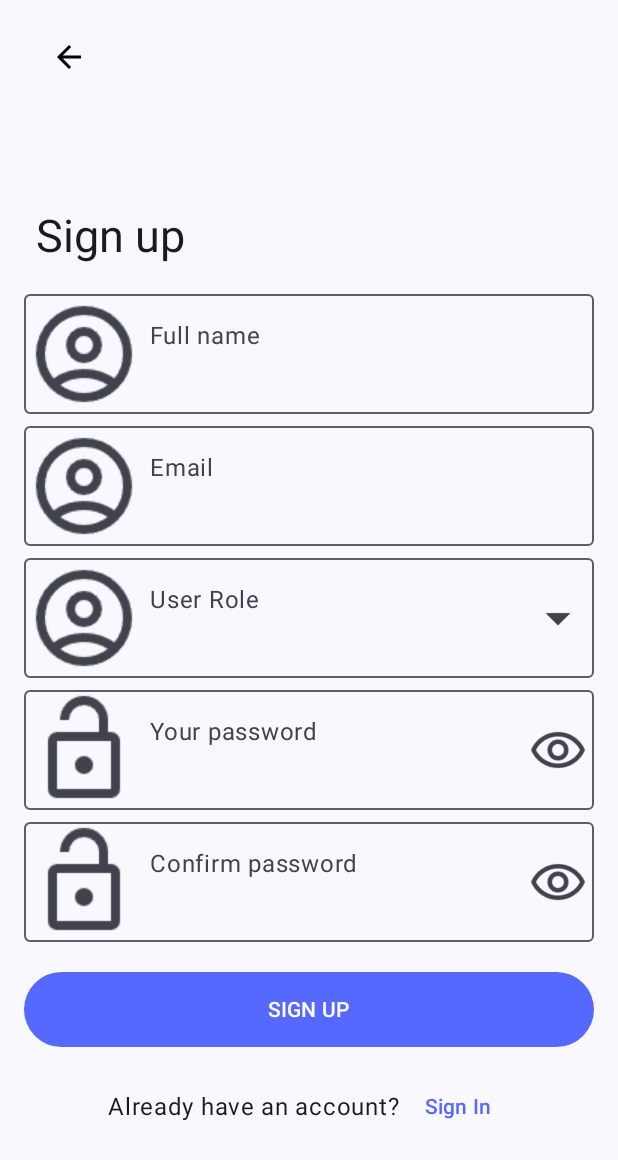
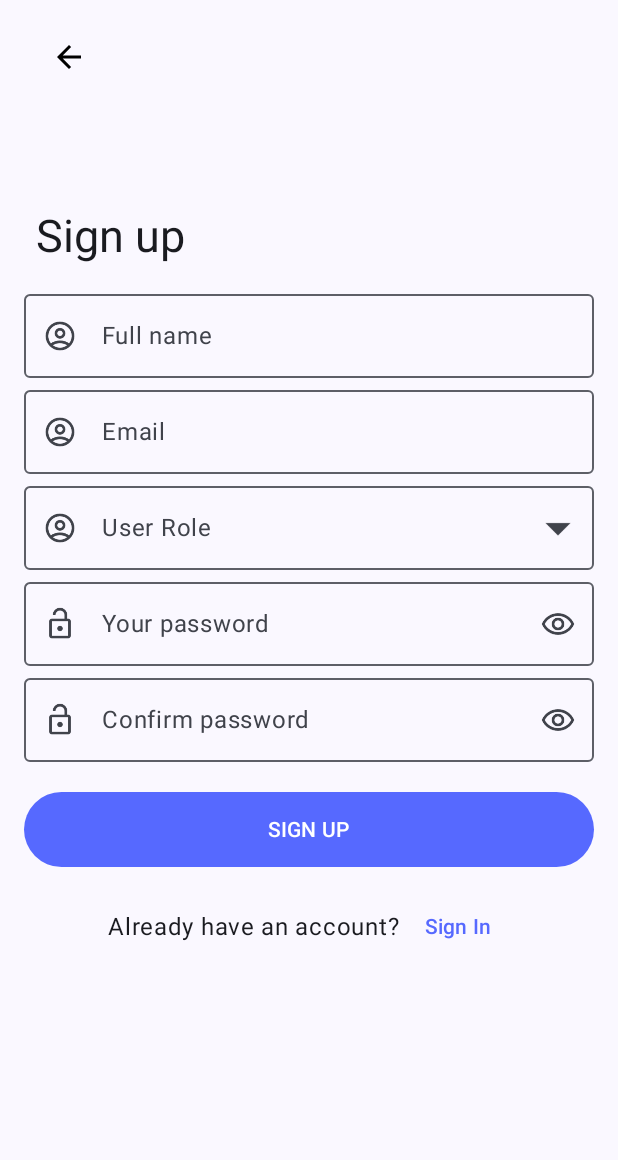
Before and after one commit to ISIS3510-202510-G21/Kotlin-G21, an Android app built with Jetpack Compose: the RegisterScreen screen opened through its navigation route, on a phone screen of 412 x 824 dp. Shown: the top 1160 px of the screen. Run offline under Robolectric (Android 15) with nearby library versions, the phone set to English and light mode, and no system bars; our stand-ins replace Firebase (no records; nobody signed in at launch, a user with empty details on screens opened directly); libraries missing offline, so code that uses them is left out: com.app; 1 statement that could not run was skipped.

Commit message:
Implement type 2 feature done and fix icons authentication

```diff
--- a/app/src/main/java/com/isis3510/growhub/view/auth/LoginScreen.kt
+++ b/app/src/main/java/com/isis3510/growhub/view/auth/LoginScreen.kt
@@ -88,7 +88,8 @@ fun LoginScreen(
                 leadingIcon = {
                     Icon(
                         painter = painterResource(id = R.drawable.ic_email),
-                        contentDescription = "Email Icon"
+                        contentDescription = "Email Icon",
+                        modifier = Modifier.size(24.dp)
                     )
                 }
             )
@@ -115,7 +116,8 @@ fun LoginScreen(
                 leadingIcon = {
                     Icon(
                         painter = painterResource(id = R.drawable.ic_lock),
-                        contentDescription = "Lock Icon"
+                        contentDescription = "Lock Icon",
+                        modifier = Modifier.size(24.dp)
                     )
                 }
             )
--- a/app/src/main/java/com/isis3510/growhub/view/auth/RegisterScreen.kt
+++ b/app/src/main/java/com/isis3510/growhub/view/auth/RegisterScreen.kt
@@ -95,7 +95,8 @@ fun RegisterScreen(
             leadingIcon = {
                 Icon(
                     painter = painterResource(id = R.drawable.ic_email),
-                    contentDescription = "User Icon"
+                    contentDescription = "User Icon",
+                    modifier = Modifier.size(24.dp)
                 )
             }
         )
@@ -121,7 +122,8 @@ fun RegisterScreen(
             leadingIcon = {
                 Icon(
                     painter = painterResource(id = R.drawable.ic_email),
-                    contentDescription = "Email Icon"
+                    contentDescription = "Email Icon",
+                    modifier = Modifier.size(24.dp)
                 )
             }
         )
@@ -147,7 +149,8 @@ fun RegisterScreen(
                 leadingIcon = {
                     Icon(
                         painter = painterResource(id = R.drawable.ic_email),
-                        contentDescription = "Role Icon"
+                        contentDescription = "Role Icon",
+                        modifier = Modifier.size(24.dp)
                     )
                 },
                 trailingIcon = {
@@ -202,7 +205,8 @@ fun RegisterScreen(
                             id = if (passwordVisible) R.drawable.ic_eye_closed
                             else R.drawable.ic_eye_open
                         ),
-                        contentDescription = if (passwordVisible) "Hide password" else "Show password"
+                        contentDescription = if (passwordVisible) "Hide password" else "Show password",
+                        modifier = Modifier.size(24.dp)
                     )
                 }
             },
@@ -211,7 +215,8 @@ fun RegisterScreen(
             leadingIcon = {
                 Icon(
                     painter = painterResource(id = R.drawable.ic_lock),
-                    contentDescription = "Lock Icon"
+                    contentDescription = "Lock Icon",
+                    modifier = Modifier.size(24.dp)
                 )
             }
         )
@@ -242,7 +247,8 @@ fun RegisterScreen(
                             else R.drawable.ic_eye_open
                         ),
                         contentDescription =
-                        if (confirmPasswordVisible) "Hide password" else "Show password"
+                        if (confirmPasswordVisible) "Hide password" else "Show password",
+                        modifier = Modifier.size(24.dp)
                     )
                 }
             },
@@ -251,7 +257,8 @@ fun RegisterScreen(
             leadingIcon = {
                 Icon(
                     painter = painterResource(id = R.drawable.ic_lock),
-                    contentDescription = "Lock Icon"
+                    contentDescription = "Lock Icon",
+                    modifier = Modifier.size(24.dp)
                 )
             }
         )
--- a/app/src/main/java/com/isis3510/growhub/viewmodel/HomeViewModel.kt
+++ b/app/src/main/java/com/isis3510/growhub/viewmodel/HomeViewModel.kt
@@ -47,15 +47,14 @@ class HomeViewModel(
     private fun loadEventsFromFirebase() {
         viewModelScope.launch {
             val events = firebaseFacade.fetchHomeEvents()
+            val recommendedEventsFacade = firebaseFacade.fetchHomeRecommendedEvents()
 
             // Add only the first 3 events to the nearbyEvents and recommendedEvents list
             for (i in 0 until minOf(3, events.size)) {
                 nearbyEvents.add(events[i])
             }
 
-            for (i in 0 until minOf(3, events.size)) {
-                recommendedEvents.add(events[i])
-            }
+            recommendedEvents.addAll(recommendedEventsFacade)
         }
     }
 
```
Also changed, not shown: app/src/main/java/com/isis3510/growhub/model/facade/FirebaseServicesFacade.kt (+87 -0 lines), app/src/main/java/com/isis3510/growhub/model/filter/Filter.kt (+20 -1 lines).
